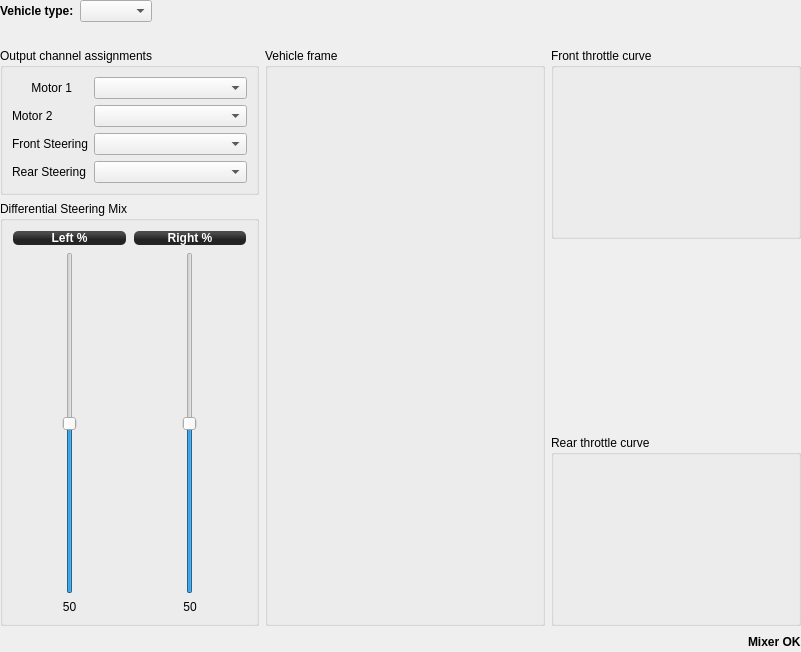
Before: the Qt Designer form ground/openpilotgcs/src/plugins/config/airframe_ground.ui in openpilot/OpenPilot, drawn with Qt 5.
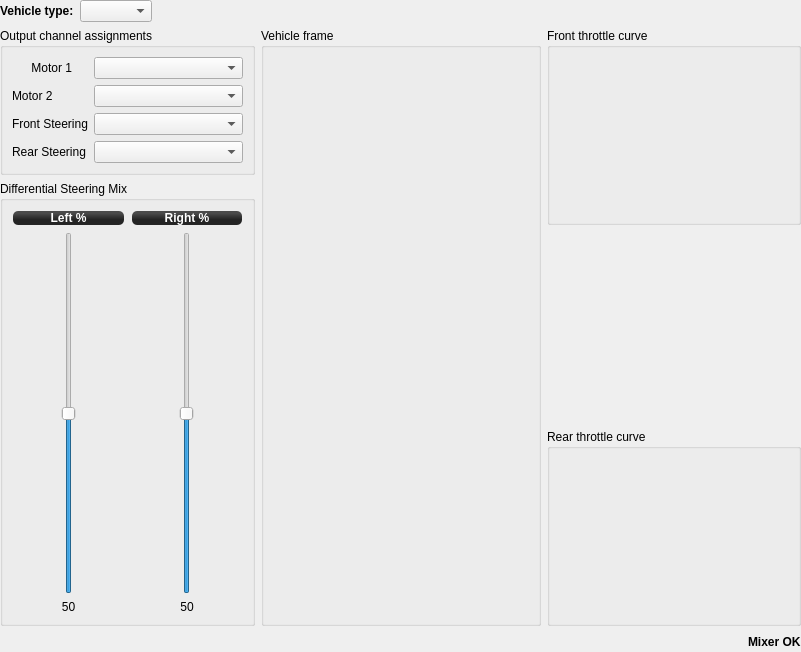
After: the same form once the commit is applied. Custom widgets are drawn as their Qt base class.

Commit message: OP-1622 Revert Car Throttle (only forward). Use only Curve2 for tank, Customtab display fix

```diff
--- a/ground/openpilotgcs/src/plugins/config/airframe_ground.ui
+++ b/ground/openpilotgcs/src/plugins/config/airframe_ground.ui
@@ -74,7 +74,7 @@
    <item>
     <layout class="QHBoxLayout" name="horizontalLayout_3">
      <property name="topMargin">
-      <number>20</number>
+      <number>0</number>
      </property>
      <item>
       <layout class="QVBoxLayout" name="verticalLayout_2">
@@ -426,8 +426,8 @@
          </property>
          <property name="maximumSize">
           <size>
-           <width>250</width>
-           <height>250</height>
+           <width>280</width>
+           <height>280</height>
           </size>
          </property>
          <property name="title">
@@ -482,7 +482,7 @@
          <property name="sizeHint" stdset="0">
           <size>
            <width>20</width>
-           <height>40</height>
+           <height>2</height>
           </size>
          </property>
         </spacer>
@@ -497,8 +497,8 @@
          </property>
          <property name="maximumSize">
           <size>
-           <width>250</width>
-           <height>250</height>
+           <width>280</width>
+           <height>280</height>
           </size>
          </property>
          <property name="title">
```
The commit also changes 2 other files.
